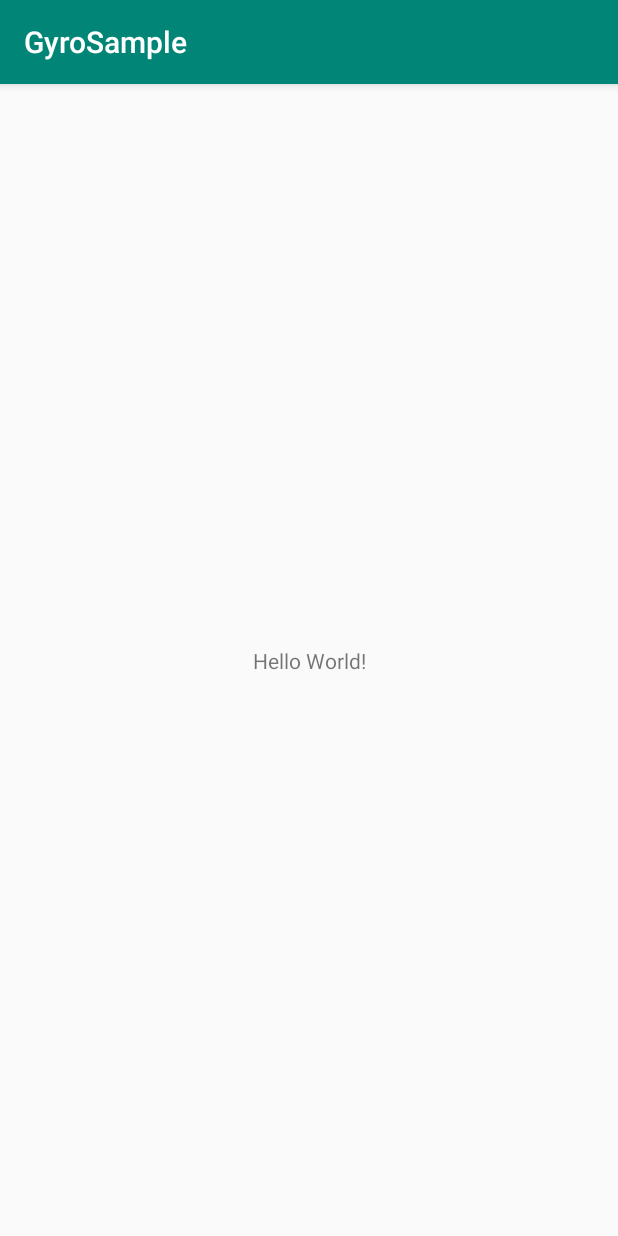
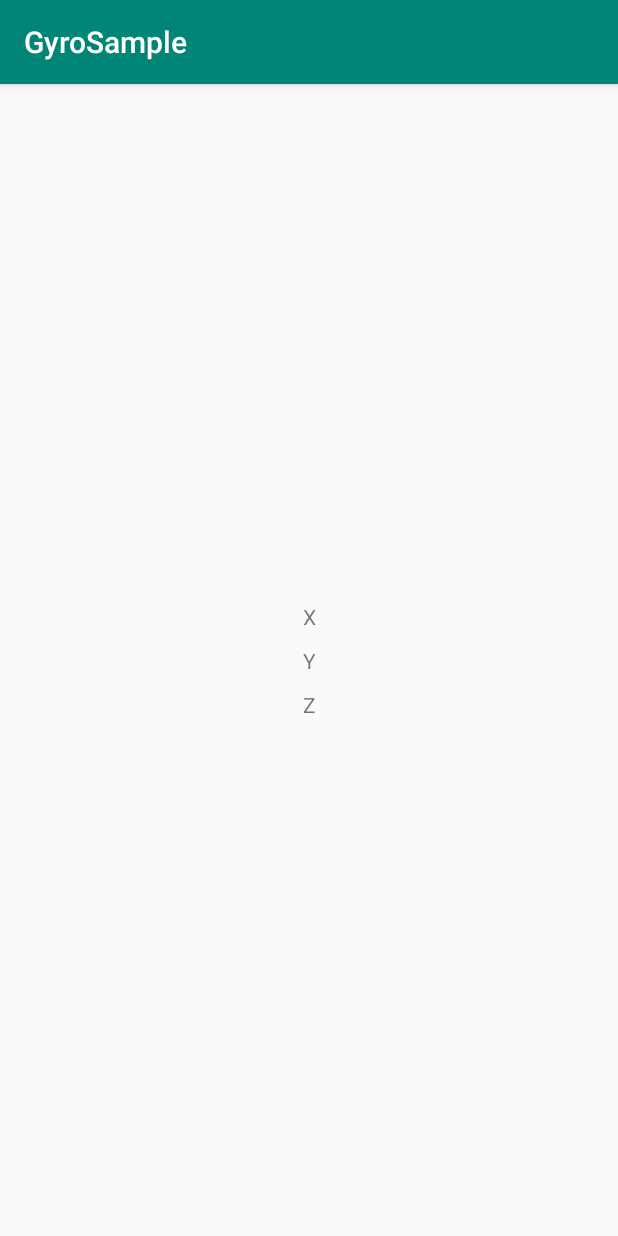
Before and after one commit to scgyong/and_2020, an Android app: the screen it shows after launch (MainActivity), on a phone screen of 412 x 824 dp. Run offline under Robolectric (Android 15) with nearby library versions, the phone set to English and light mode, and no system bars.

Commit message:
First Version

```diff
--- a/GyroSample/app/src/main/java/kr/ac/kpu/game/scgyong/gyrosample/MainActivity.java
+++ b/GyroSample/app/src/main/java/kr/ac/kpu/game/scgyong/gyrosample/MainActivity.java
@@ -2,13 +2,68 @@ package kr.ac.kpu.game.scgyong.gyrosample;
 
 import androidx.appcompat.app.AppCompatActivity;
 
+import android.content.Context;
+import android.hardware.Sensor;
+import android.hardware.SensorEvent;
+import android.hardware.SensorEventListener;
+import android.hardware.SensorManager;
 import android.os.Bundle;
+import android.widget.TextView;
 
 public class MainActivity extends AppCompatActivity {
+
+    private TextView xAxisTextView, yAxisTextView, zAxisTextView;
+    private SensorManager sensorManager;
+    private Sensor gyroSensor;
 
     @Override
     protected void onCreate(Bundle savedInstanceState) {
         super.onCreate(savedInstanceState);
         setContentView(R.layout.activity_main);
+
+        connectUiParts();
+        connectSensor();
+
+    }
+
+    @Override
+    protected void onResume() {
+        super.onResume();
+        sensorManager.registerListener(gyroListener, gyroSensor, SensorManager.SENSOR_DELAY_GAME);
+    }
+
+    @Override
+    protected void onPause() {
+        sensorManager.unregisterListener(gyroListener);
+        super.onPause();
+    }
+
+    private void connectSensor() {
+        sensorManager = (SensorManager)getSystemService(Context.SENSOR_SERVICE);
+        gyroSensor = sensorManager.getDefaultSensor(Sensor.TYPE_GYROSCOPE);
+    }
+
+    SensorEventListener gyroListener = new SensorEventListener() {
+        @Override
+        public void onSensorChanged(SensorEvent event) {
+            xAxisTextView.setText("X: " + fmt(event.values[0]));
+            yAxisTextView.setText("Y: " + fmt(event.values[1]));
+            zAxisTextView.setText("Z: " + fmt(event.values[2]));
+        }
+
+        @Override
+        public void onAccuracyChanged(Sensor sensor, int accuracy) {
+
+        }
+    };
+
+    private String fmt(float value) {
+        return String.format("%.5f", value);
+    }
+
+    private void connectUiParts() {
+        xAxisTextView = findViewById(R.id.xAxisTextView);
+        yAxisTextView = findViewById(R.id.yAxisTextView);
+        zAxisTextView = findViewById(R.id.zAxisTextView);
     }
 }
--- a/GyroSample/app/src/main/res/layout/activity_main.xml
+++ b/GyroSample/app/src/main/res/layout/activity_main.xml
@@ -6,13 +6,38 @@
     android:layout_height="match_parent"
     tools:context=".MainActivity">
 
-    <TextView
+    <LinearLayout
         android:layout_width="wrap_content"
         android:layout_height="wrap_content"
-        android:text="Hello World!"
+        android:gravity="center"
+        android:orientation="vertical"
         app:layout_constraintBottom_toBottomOf="parent"
-        app:layout_constraintLeft_toLeftOf="parent"
-        app:layout_constraintRight_toRightOf="parent"
-        app:layout_constraintTop_toTopOf="parent" />
+        app:layout_constraintEnd_toEndOf="parent"
+        app:layout_constraintStart_toStartOf="parent"
+        app:layout_constraintTop_toTopOf="parent">
+
+        <TextView
+            android:id="@+id/xAxisTextView"
+            android:layout_width="wrap_content"
+            android:layout_height="wrap_content"
+            android:text="X"
+            />
+
+        <TextView
+            android:id="@+id/yAxisTextView"
+            android:layout_width="wrap_content"
+            android:layout_height="wrap_content"
+            android:text="Y"
+            android:layout_margin="10dp"
+            />
+
+
+        <TextView
+            android:id="@+id/zAxisTextView"
+            android:layout_width="wrap_content"
+            android:layout_height="wrap_content"
+            android:text="Z"
+            />
+    </LinearLayout>
 
 </androidx.constraintlayout.widget.ConstraintLayout>
```
